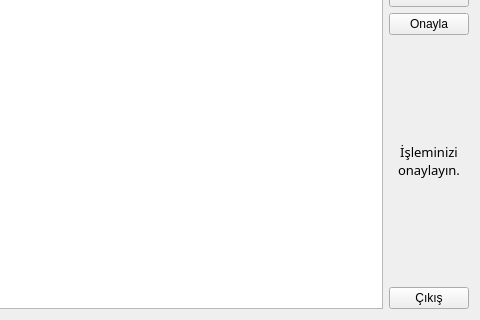
This is src/customermanagementform.ui in lacriment/Hayyam as Qt 5 draws it before an edit; both pictures show x 310 to 790 and y 85 to 405 of the 790 by 405 pixel window. The edited form follows.
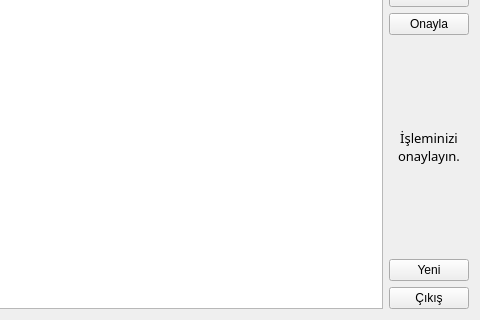
This is the edited form.

The edit to the form file:
```diff
--- a/src/customermanagementform.ui
+++ b/src/customermanagementform.ui
@@ -41,7 +41,7 @@
    </item>
    <item row="0" column="1">
     <layout class="QGridLayout" name="gridLayout_3">
-     <item row="5" column="0">
+     <item row="6" column="0">
       <widget class="QPushButton" name="btn_exit">
        <property name="text">
         <string>Çıkış</string>
@@ -99,6 +99,13 @@
        </property>
       </widget>
      </item>
+     <item row="5" column="0">
+      <widget class="QPushButton" name="btn_new">
+       <property name="text">
+        <string>Yeni</string>
+       </property>
+      </widget>
+     </item>
     </layout>
    </item>
   </layout>
```
